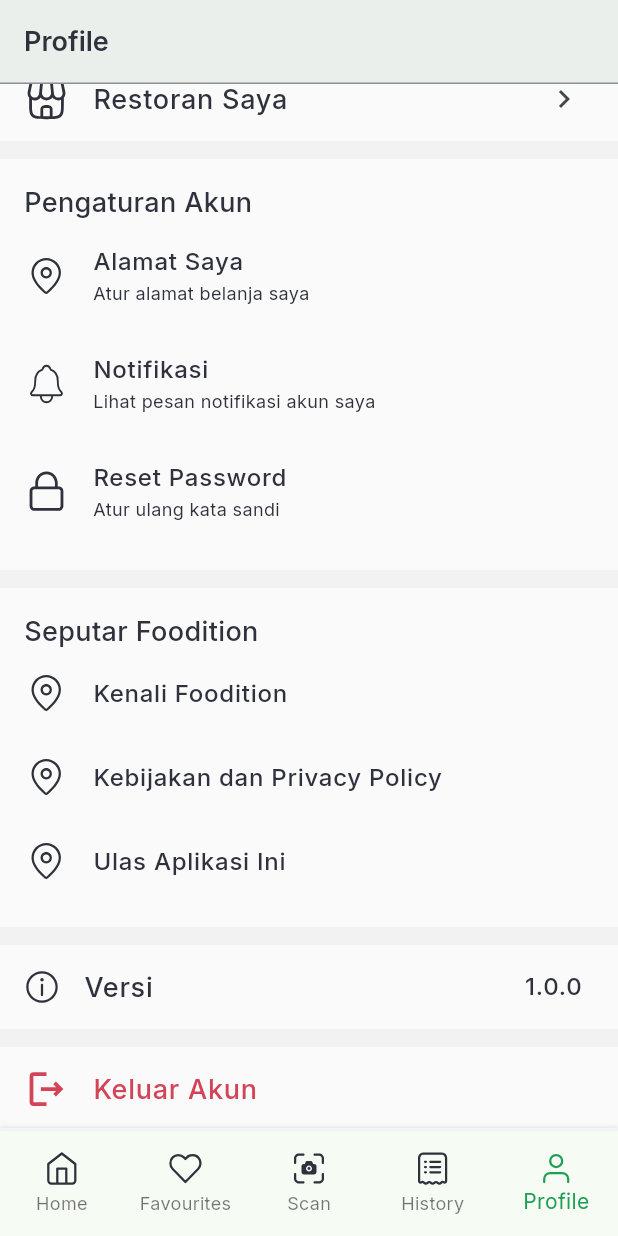
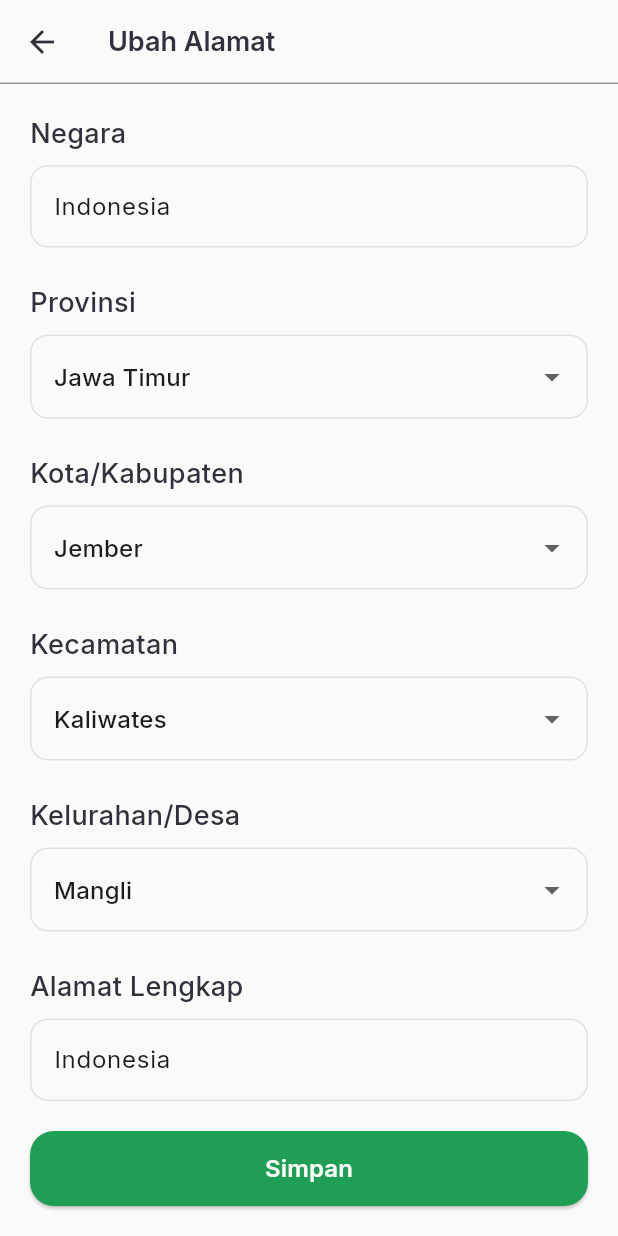
Before and after one commit to Savory-Team/foodition-flutter, a Flutter app: the screen it shows after launch, item 5 of the bottom bar chosen, scrolled down 464 dp, after a tap on "Alamat Saya", on a phone screen of 412 x 824 dp. Run offline on Flutter 3.47's test engine with Material 3 defaults, Android fonts, the phone set to English and light mode, and no system bars; our stand-ins replace cached_network_image, carousel_slider, flutter_rating_bar, flutter_svg, go_router, google_fonts and 3 more; generated files the repository leaves out were written again; network calls fail.

Commit message:
feat(profile): slicing edit address page

```diff
--- a/lib/components/custom_dropdown.dart
+++ b/lib/components/custom_dropdown.dart
@@ -1,7 +1,7 @@
 import 'package:flutter/material.dart';
 
 import '../core/constants/colors.dart';
-import 'spaces.dart';
+import '../core/constants/dimens.dart';
 
 class CustomDropdown extends StatelessWidget {
   final String? value;
@@ -19,19 +19,7 @@ class CustomDropdown extends StatelessWidget {
 
   @override
   Widget build(BuildContext context) {
-    return Column(
-      crossAxisAlignment: CrossAxisAlignment.start,
-      children: [
-        Text(
-          label,
-          style: const TextStyle(
-            fontSize: 14,
-            fontWeight: FontWeight.w700,
-            color: AppColors.black,
-          ),
-        ),
-        const SpaceHeight(12.0),
-        DropdownButtonFormField<String>(
+    return DropdownButtonFormField<String>(
       value: value,
       onChanged: onChanged,
       items: items.map((String item) {
@@ -42,16 +30,14 @@ class CustomDropdown extends StatelessWidget {
       }).toList(),
       decoration: const InputDecoration(
         border: OutlineInputBorder(
-              borderRadius: BorderRadius.all(Radius.circular(5.0)),
-              borderSide: BorderSide(color: AppColors.grey),
+          borderRadius: AppBorderRadius.radius12pt,
+          borderSide: BorderSide(color: AppColors.stroke),
         ),
         enabledBorder: OutlineInputBorder(
-              borderRadius: BorderRadius.all(Radius.circular(5.0)),
-              borderSide: BorderSide(color: AppColors.grey),
+          borderRadius: AppBorderRadius.radius12pt,
+          borderSide: BorderSide(color: AppColors.stroke),
         ),
       ),
-        ),
-      ],
     );
   }
 }
--- a/lib/components/custom_text_field.dart
+++ b/lib/components/custom_text_field.dart
@@ -30,14 +30,14 @@ class CustomTextField extends StatelessWidget {
         obscureText: obscureText,
         keyboardType: keyboardType,
         decoration: InputDecoration(
-          prefixIcon: Icon(icon, color: AppColors.grey),
+          prefixIcon: icon == null ? null : Icon(icon, color: AppColors.grey),
           border: const OutlineInputBorder(
             borderRadius: AppBorderRadius.radius12pt,
-            borderSide: BorderSide(color: Colors.grey),
+            borderSide: BorderSide(color: AppColors.stroke),
           ),
           enabledBorder: const OutlineInputBorder(
             borderRadius: AppBorderRadius.radius12pt,
-            borderSide: BorderSide(color: Colors.grey),
+            borderSide: BorderSide(color: AppColors.stroke),
           ),
           hintText: label,
           hintStyle: const TextStyle(color: AppColors.hint),
--- a/lib/features/foodition/core/foodition_router.dart
+++ b/lib/features/foodition/core/foodition_router.dart
@@ -64,6 +64,14 @@ class FooditionRouter {
             return EditProfilePage(data: args);
           },
         ),
+        GoRoute(
+          name: editAddress,
+          path: editAddressPath,
+          builder: (context, state) {
+            final args = state.extra as UserModel;
+            return EditAddressPage(data: args);
+          },
+        ),
       ],
     ),
   ];
@@ -95,4 +103,8 @@ class FooditionRouter {
   /// route for page [EditProfilePage]
   static const String editProfile = 'editProfile';
   static const String editProfilePath = 'editProfile';
+
+  /// route for page [EditAddressPage]
+  static const String editAddress = 'editAddress';
+  static const String editAddressPath = 'editAddress';
 }
--- /dev/null
+++ b/lib/features/foodition/profile/presentation/pages/edit_address_page.dart
@@ -0,0 +1,132 @@
+import 'package:flutter/material.dart';
+import 'package:go_router/go_router.dart';
+
+import '../../../../../components/buttons.dart';
+import '../../../../../components/components.dart';
+import '../../../../../core/constants/constants.dart';
+import '../../../../auth/auth.dart';
+
+class EditAddressPage extends StatefulWidget {
+  final UserModel data;
+  const EditAddressPage({super.key, required this.data});
+
+  @override
+  State<EditAddressPage> createState() => _EditAddressPageState();
+}
+
+class _EditAddressPageState extends State<EditAddressPage> {
+  late final TextEditingController countryController;
+  late final TextEditingController provinceController;
+  late final TextEditingController cityController;
+  late final TextEditingController subdistrictController;
+  late final TextEditingController villageController;
+  late final TextEditingController addressController;
+
+  @override
+  void initState() {
+    countryController = TextEditingController(text: 'Indonesia');
+    provinceController = TextEditingController(text: 'Jawa Timur');
+    cityController = TextEditingController(text: 'Jember');
+    subdistrictController = TextEditingController(text: 'Kaliwates');
+    villageController = TextEditingController(text: 'Mangli');
+    addressController = TextEditingController(
+        text:
+            'Lorem ipsum dolor sit amet, consectetur adipiscing elit, sed do eiusmod tempor incididunt ut labore...');
+    super.initState();
+  }
+
+  @override
+  void dispose() {
+    countryController.dispose();
+    provinceController.dispose();
+    cityController.dispose();
+    subdistrictController.dispose();
+    villageController.dispose();
+    addressController.dispose();
+    super.dispose();
+  }
+
+  @override
+  Widget build(BuildContext context) {
+    return Scaffold(
+      appBar: AppBar(
+        title: const Text('Ubah Alamat'),
+      ),
+      body: ListView(
+        padding: PaddingAll.spacing20pt,
+        children: [
+          const CustomText.h4('Negara'),
+          const SpaceHeight(AppDimens.spacing8pt),
+          CustomTextField(
+            controller: countryController,
+            label: 'Negara',
+            onChanged: (value) {},
+          ),
+          const SpaceHeight(AppDimens.spacing24pt),
+          const CustomText.h4('Provinsi'),
+          const SpaceHeight(AppDimens.spacing8pt),
+          CustomDropdown(
+            value: provinceController.text,
+            items: const ['DKI Jakarta', 'Jawa Timur'],
+            label: 'Provinsi',
+            onChanged: (value) {
+              provinceController.text = value!;
+            },
+          ),
+          const SpaceHeight(AppDimens.spacing24pt),
+          const CustomText.h4('Kota/Kabupaten'),
+          const SpaceHeight(AppDimens.spacing8pt),
+          CustomDropdown(
+            value: cityController.text,
+            items: const ['Jakarta Selatan', 'Jakarta Pusat', 'Jember'],
+            label: 'Kota/Kabupaten',
+            onChanged: (value) {
+              cityController.text = value!;
+            },
+          ),
+          const SpaceHeight(AppDimens.spacing24pt),
+          const CustomText.h4('Kecamatan'),
+          const SpaceHeight(AppDimens.spacing8pt),
+          CustomDropdown(
+            value: subdistrictController.text,
+            items: const ['Menteng', 'Kaliwates'],
+            label: 'Kecamatan',
+            onChanged: (value) {
+              subdistrictController.text = value!;
+            },
+          ),
+          const SpaceHeight(AppDimens.spacing24pt),
+          const CustomText.h4('Kelurahan/Desa'),
+          const SpaceHeight(AppDimens.spacing8pt),
+          CustomDropdown(
+            value: villageController.text,
+            items: const ['Cikini', 'Mangli'],
+            label: 'Kelurahan/Desa',
+            onChanged: (value) {
+              villageController.text = value!;
+            },
+          ),
+          const SpaceHeight(AppDimens.spacing24pt),
+          const CustomText.h4('Alamat Lengkap'),
+          const SpaceHeight(AppDimens.spacing8pt),
+          CustomTextField(
+            controller: countryController,
+            label: 'Alamat Lengkap',
+            onChanged: (value) {},
+          ),
+          const SpaceHeight(AppDimens.spacing24pt),
+        ],
+      ),
+      bottomNavigationBar: Padding(
+        padding: PaddingAll.spacing20pt,
+        child: Button.filled(
+          disabled: false,
+          onPressed: () {
+            context.pop();
+          },
+          label: 'Simpan',
+        ),
+      ),
+    );
+  }
+}
--- a/lib/features/foodition/profile/presentation/pages/pages.dart
+++ b/lib/features/foodition/profile/presentation/pages/pages.dart
@@ -1,2 +1,3 @@
+export 'edit_address_page.dart';
 export 'edit_profile_page.dart';
 export 'profile_page.dart';
--- a/lib/features/foodition/profile/presentation/pages/profile_page.dart
+++ b/lib/features/foodition/profile/presentation/pages/profile_page.dart
@@ -80,7 +80,14 @@ class ProfilePage extends StatelessWidget {
                   const CustomText.h4('Pengaturan Akun'),
                   ListTile(
                     contentPadding: EdgeInsets.zero,
-                    onTap: () {},
+                    onTap: () => context.pushNamed(
+                      FooditionRouter.editAddress,
+                      extra: UserModel(
+                        imageUrl:
+                            'https://cdnwpseller.gramedia.net/wp-content/uploads/2023/02/luffy.jpg',
+                        name: 'Fauzan Abdillah',
+                      ),
+                    ),
                     leading: Assets.icons.location.svg(),
                     title: const CustomText.h5('Alamat Saya'),
                     subtitle: const CustomText.h7('Atur alamat belanja saya'),
```
Lines whose indentation alone changed are shown as unchanged.
